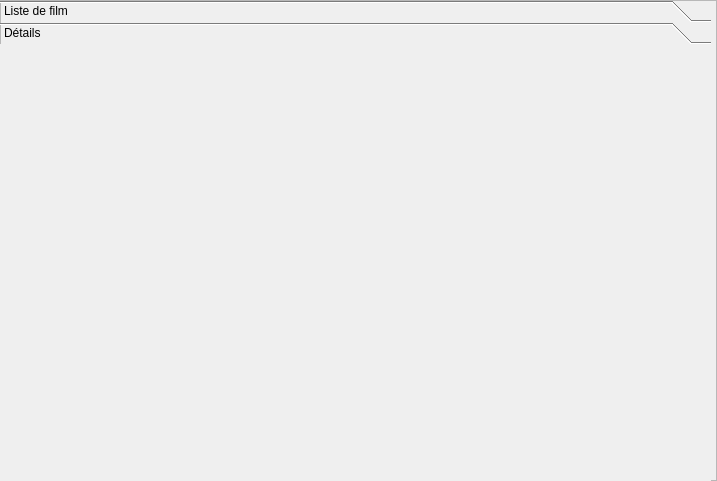
The window that ui/frameClient.ui (KaneRoot/ihmsem6a) describes before a commit, drawn with Qt 5.
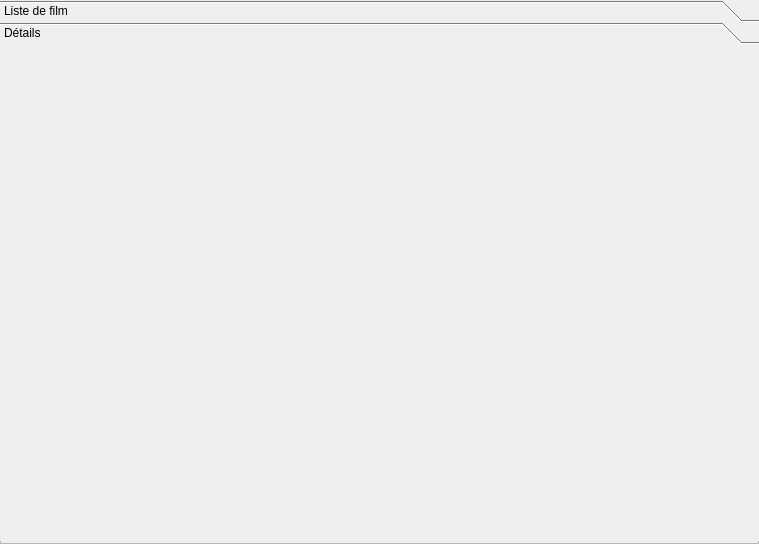
The same window after the commit. The open tabs and pages were chosen to show the change.

Commit message: modification interface client

What changed in the file:
```diff
--- a/ui/frameClient.ui
+++ b/ui/frameClient.ui
@@ -6,8 +6,8 @@
    <rect>
     <x>0</x>
     <y>0</y>
-    <width>717</width>
-    <height>481</height>
+    <width>759</width>
+    <height>544</height>
    </rect>
   </property>
   <property name="windowTitle">
@@ -27,10 +27,13 @@
     <rect>
      <x>0</x>
      <y>0</y>
-     <width>711</width>
-     <height>481</height>
+     <width>761</width>
+     <height>541</height>
     </rect>
    </property>
+   <property name="autoFillBackground">
+    <bool>true</bool>
+   </property>
    <property name="frameShape">
     <enum>QFrame::NoFrame</enum>
    </property>
@@ -67,8 +70,8 @@
      <rect>
       <x>0</x>
       <y>0</y>
-      <width>701</width>
-      <height>425</height>
+      <width>751</width>
+      <height>485</height>
      </rect>
     </property>
     <attribute name="label">
```
Left out of the diff: 6 changed lines with no effect on the pictures. The commit also changes 10 other files.
